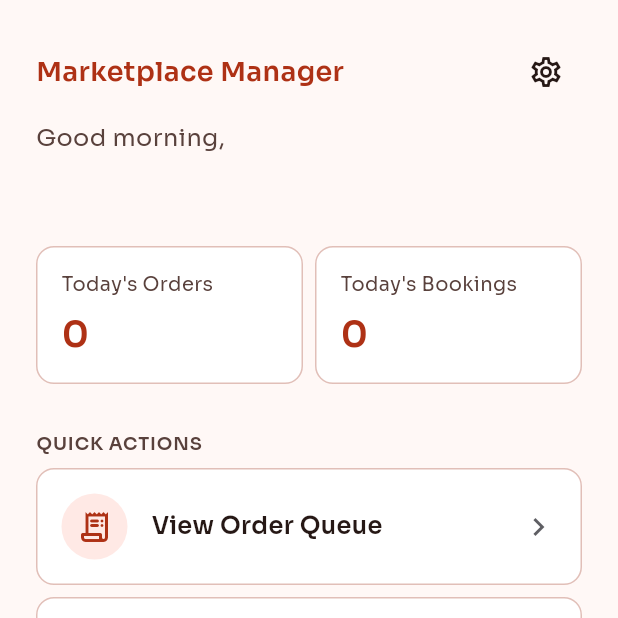
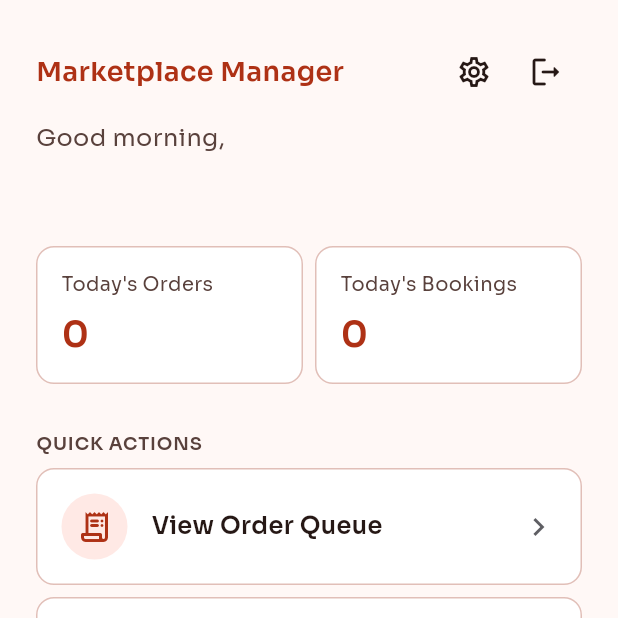
Before and after one commit to Abdul-Mueez-init/Portfolio_Delivery_App_Crave, a Flutter app: the DashboardHomeScreen screen opened by its route, on a phone screen of 412 x 824 dp, the top half of it. Run offline on Flutter 3.47's test engine with Material 3 defaults, Android fonts, the phone set to English and light mode, and no system bars; our stand-ins replace flutter_dotenv, flutter_riverpod, flutter_svg, go_router, google_fonts, image_picker and 1 more; accounts and stored records are empty.

Commit message:
Testing (fix): resolve customer side UI bugs, owner authentication and dashboard flow issues

```diff
--- a/lib/features/auth/presentation/screens/splash_screen.dart
+++ b/lib/features/auth/presentation/screens/splash_screen.dart
@@ -6,7 +6,6 @@ import '../../../../core/router/app_router.dart';
 import '../../../../core/theme/app_colors.dart';
 import '../../../../core/theme/app_text_styles.dart';
 import '../../application/auth_provider.dart';
-import '../../data/models/user_role.dart';
 import '../utils/post_auth_navigation.dart';
 
 class SplashScreen extends ConsumerStatefulWidget {
--- a/lib/features/shops/presentation/screens/dashboard_home_screen.dart
+++ b/lib/features/shops/presentation/screens/dashboard_home_screen.dart
@@ -13,6 +13,7 @@ import '../../../bookings/application/owner_bookings_provider.dart';
 import '../../../orders/application/owner_orders_provider.dart';
 import '../../application/owner_shop_provider.dart';
 import '../../data/models/shop_model.dart';
+import '../../../auth/application/auth_provider.dart';
 
 /// design.md screen 16 — the owner's landing screen after onboarding.
 /// Greeting + today's counts + quick links into the other 3 owner
@@ -70,7 +71,7 @@ class _DashboardBody extends ConsumerWidget {
         final c = o.createdAt.toLocal();
         return c.year == now.year && c.month == now.month && c.day == now.day;
       }).length,
-      orElse: () => null,
+      orElse: () => 0,
     );
     final todayBookingCount = todayBookingsAsync.maybeWhen(
       data: (bookings) => bookings.length,
@@ -92,10 +93,31 @@ class _DashboardBody extends ConsumerWidget {
                     style: AppTextStyles.headlineMd
                         .copyWith(color: AppColors.primary)),
               ),
-              IconButton(
-                icon: const Icon(Icons.settings_outlined,
-                    color: AppColors.onSurface),
-                onPressed: () => context.push(AppRoutes.ownerShopSettings),
+              Row(
+                mainAxisSize: MainAxisSize.min,
+                children: [
+                  IconButton(
+                    icon: const Icon(
+                      Icons.settings_outlined,
+                      color: AppColors.onSurface,
+                    ),
+                    onPressed: () => context.push(AppRoutes.ownerShopSettings),
+                  ),
+                  IconButton(
+                    icon: const Icon(
+                      Icons.logout_rounded,
+                      color: AppColors.onSurface,
+                    ),
+                    tooltip: 'Log out',
+                    onPressed: () async {
+                      await ref.read(authRepositoryProvider).signOut();
+
+                      if (context.mounted) {
+                        context.go(AppRoutes.login);
+                      }
+                    },
+                  ),
+                ],
               ),
             ],
           ),
```
Also changed, not shown: lib/core/widgets/customer_bottom_nav.dart (+19 -17 lines), lib/features/orders/presentation/screens/order_queue_screen.dart (+6 -4 lines), lib/features/shops/presentation/screens/home_screen.dart (+15 -8 lines).
